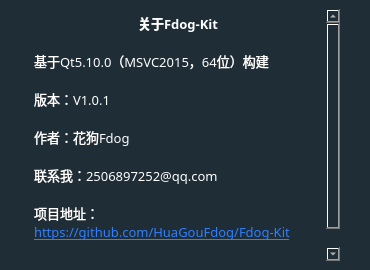
Qt form aboutwidget.ui (HuaGouFdog/Fdog-Kit) before a commit.
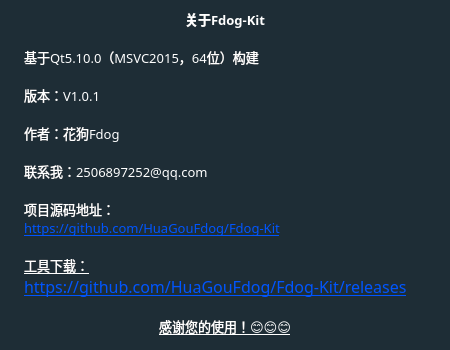
The same form after that commit. Icons and pictures are not drawn.

What changed in the file:
```diff
--- a/aboutwidget.ui
+++ b/aboutwidget.ui
@@ -6,20 +6,20 @@
    <rect>
     <x>0</x>
     <y>0</y>
-    <width>370</width>
-    <height>270</height>
+    <width>450</width>
+    <height>350</height>
    </rect>
   </property>
   <property name="minimumSize">
    <size>
-    <width>370</width>
-    <height>270</height>
+    <width>450</width>
+    <height>350</height>
    </size>
   </property>
   <property name="maximumSize">
    <size>
-    <width>370</width>
-    <height>270</height>
+    <width>450</width>
+    <height>350</height>
    </size>
   </property>
   <property name="font">
@@ -42,16 +42,16 @@
   </property>
   <layout class="QVBoxLayout" name="verticalLayout">
    <property name="leftMargin">
-    <number>30</number>
+    <number>20</number>
    </property>
    <property name="topMargin">
-    <number>9</number>
+    <number>5</number>
    </property>
    <property name="rightMargin">
-    <number>30</number>
+    <number>20</number>
    </property>
    <property name="bottomMargin">
-    <number>9</number>
+    <number>5</number>
    </property>
    <item>
     <widget class="QTextEdit" name="textEdit">
@@ -133,8 +133,11 @@
 &lt;p style=&quot;-qt-paragraph-type:empty; margin-top:0px; margin-bottom:0px; margin-left:0px; margin-right:0px; -qt-block-indent:0; text-indent:0px; font-family:'OPPOSans B'; font-size:10pt;&quot;&gt;&lt;br /&gt;&lt;/p&gt;
 &lt;p style=&quot; margin-top:0px; margin-bottom:0px; margin-left:0px; margin-right:0px; -qt-block-indent:0; text-indent:0px;&quot;&gt;&lt;span style=&quot; font-family:'OPPOSans B'; font-size:10pt;&quot;&gt;联系我：2506897252@qq.com&lt;/span&gt;&lt;/p&gt;
 &lt;p style=&quot;-qt-paragraph-type:empty; margin-top:0px; margin-bottom:0px; margin-left:0px; margin-right:0px; -qt-block-indent:0; text-indent:0px; font-family:'OPPOSans B'; font-size:10pt;&quot;&gt;&lt;br /&gt;&lt;/p&gt;
-&lt;p style=&quot; margin-top:0px; margin-bottom:0px; margin-left:0px; margin-right:0px; -qt-block-indent:0; text-indent:0px;&quot;&gt;&lt;span style=&quot; font-family:'OPPOSans B'; font-size:10pt;&quot;&gt;项目地址：&lt;/span&gt;&lt;/p&gt;
-&lt;p style=&quot; margin-top:0px; margin-bottom:0px; margin-left:0px; margin-right:0px; -qt-block-indent:0; text-indent:0px;&quot;&gt;&lt;a href=&quot;https://github.com/HuaGouFdog/Fdog-Kit&quot;&gt;&lt;span style=&quot; font-family:'OPPOSans B'; font-size:10pt; text-decoration: underline; color:#2f7fff;&quot;&gt;https://github.com/HuaGouFdog/Fdog-Kit&lt;/span&gt;&lt;/a&gt;&lt;/p&gt;
+&lt;p style=&quot; margin-top:0px; margin-bottom:0px; margin-left:0px; margin-right:0px; -qt-block-indent:0; text-indent:0px;&quot;&gt;&lt;span style=&quot; font-family:'OPPOSans B'; font-size:10pt;&quot;&gt;项目源码地址：&lt;/span&gt;&lt;/p&gt;
+&lt;p style=&quot; margin-top:0px; margin-bottom:0px; margin-left:0px; margin-right:0px; -qt-block-indent:0; text-indent:0px;&quot;&gt;&lt;a href=&quot;https://github.com/HuaGouFdog/Fdog-Kit&quot;&gt;&lt;span style=&quot; font-family:'OPPOSans B'; font-size:10pt; text-decoration: underline; color:#0055ff;&quot;&gt;https://github.com/HuaGouFdog/Fdog-Kit&lt;/span&gt;&lt;/a&gt;&lt;/p&gt;
+&lt;p style=&quot;-qt-paragraph-type:empty; margin-top:0px; margin-bottom:0px; margin-left:0px; margin-right:0px; -qt-block-indent:0; text-indent:0px; font-family:'OPPOSans B'; font-size:10pt; text-decoration: underline; color:#2f7fff;&quot;&gt;&lt;br /&gt;&lt;/p&gt;
+&lt;p style=&quot; margin-top:0px; margin-bottom:0px; margin-left:0px; margin-right:0px; -qt-block-indent:0; text-indent:0px;&quot;&gt;&lt;a href=&quot;https://github.com/HuaGouFdog/Fdog-Kit&quot;&gt;&lt;span style=&quot; font-family:'OPPOSans B'; font-size:10pt; text-decoration: underline; color:#ffffff;&quot;&gt;工具下载：&lt;/span&gt;&lt;/a&gt;&lt;/p&gt;
+&lt;p style=&quot; margin-top:0px; margin-bottom:0px; margin-left:0px; margin-right:0px; -qt-block-indent:0; text-indent:0px;&quot;&gt;&lt;a href=&quot;https://github.com/HuaGouFdog/Fdog-Kit/releases&quot;&gt;&lt;span style=&quot; text-decoration: underline; color:#0055ff;&quot;&gt;https://github.com/HuaGouFdog/Fdog-Kit/releases&lt;/span&gt;&lt;/a&gt;&lt;/p&gt;
 &lt;p style=&quot;-qt-paragraph-type:empty; margin-top:0px; margin-bottom:0px; margin-left:0px; margin-right:0px; -qt-block-indent:0; text-indent:0px; font-family:'OPPOSans B'; font-size:10pt; text-decoration: underline; color:#2f7fff;&quot;&gt;&lt;br /&gt;&lt;/p&gt;
 &lt;p align=&quot;center&quot; style=&quot; margin-top:0px; margin-bottom:0px; margin-left:0px; margin-right:0px; -qt-block-indent:0; text-indent:0px;&quot;&gt;&lt;a href=&quot;https://github.com/HuaGouFdog/Fdog-Kit&quot;&gt;&lt;span style=&quot; font-family:'OPPOSans B'; font-size:10pt; text-decoration: underline; color:#ffffff;&quot;&gt;感谢您的使用！😊😊😊&lt;/span&gt;&lt;/a&gt;&lt;/p&gt;&lt;/body&gt;&lt;/html&gt;</string>
      </property>
```
